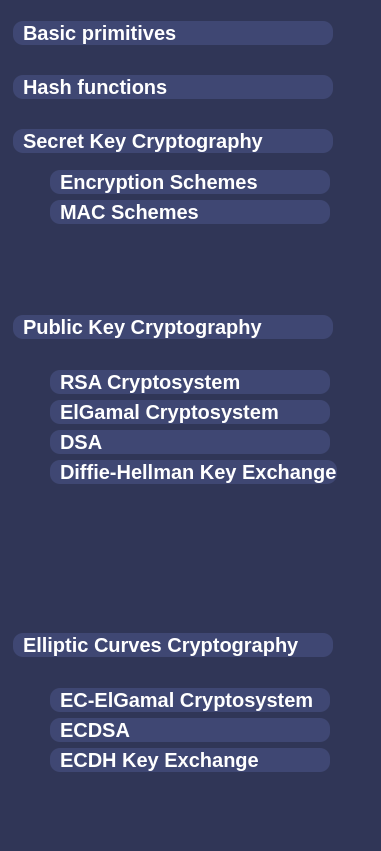
The window that src/frontend/wireframes/ui_navbar.ui (phn210/crypto-calcul) describes before a commit, drawn with Qt 5.
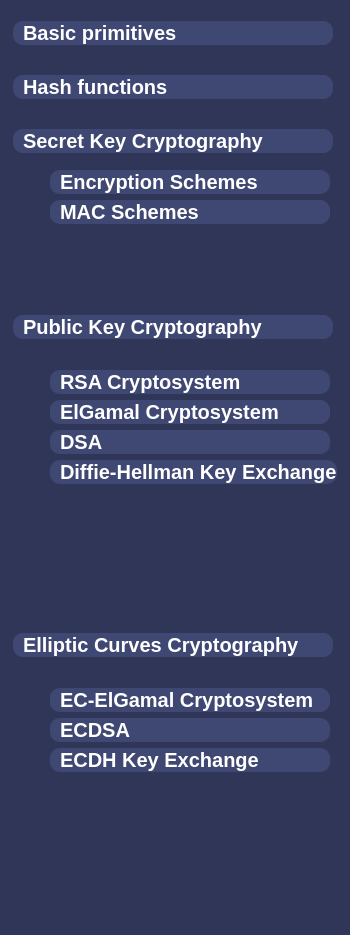
The same window after the commit.

Diff of the .ui file:
```diff
--- a/src/frontend/wireframes/ui_navbar.ui
+++ b/src/frontend/wireframes/ui_navbar.ui
@@ -6,8 +6,8 @@
                   <rect>
                         <x>0</x>
                         <y>0</y>
-                        <width>381</width>
-                        <height>851</height>
+                        <width>350</width>
+                        <height>935</height>
                   </rect>
             </property>
             <property name="windowTitle">
```
